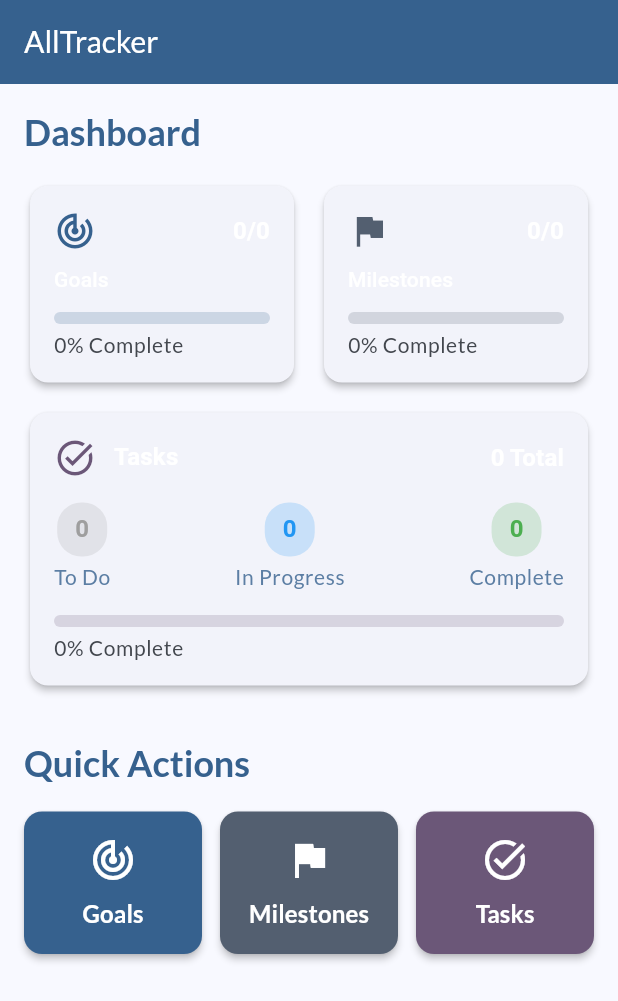
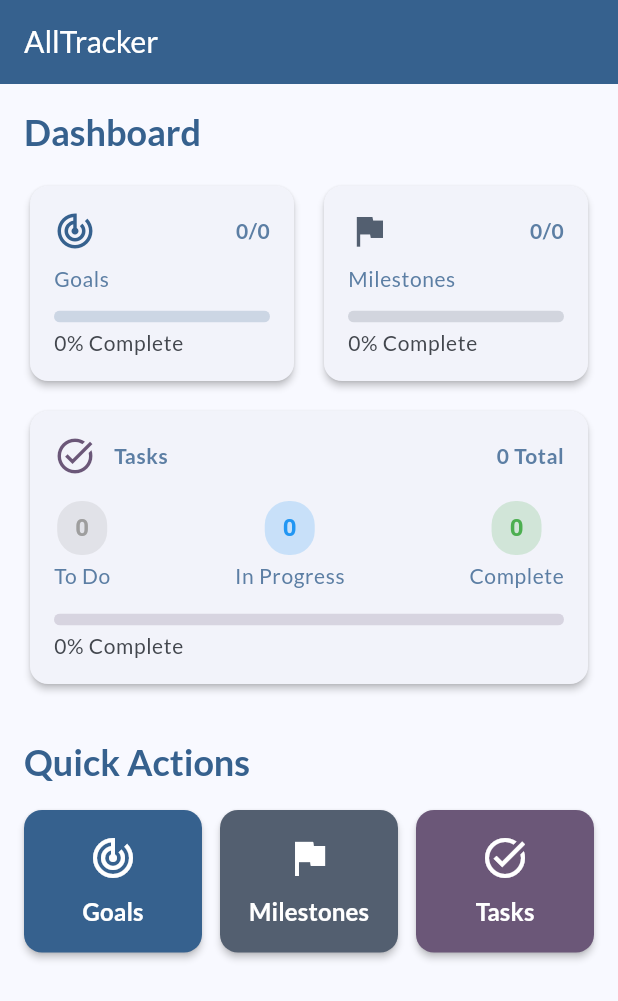
Before and after one commit to sachinkhg/all_tracker, a Flutter app: the screen it shows after launch, on a phone screen of 412 x 824 dp. Shown: the top 1001 px of the screen. Run offline on Flutter 3.47's test engine with Material 3 defaults, Android fonts, the phone set to English and light mode, and no system bars; our stand-ins replace equatable, flutter_bloc, google_fonts, hive, hive_flutter, share_plus; missing offline and left inert: excel, file_selector; accounts and stored records are empty.

Commit message:
Dashboard Page for goal, milestone and tasks. Added Save View functionality

```diff
--- a/lib/goal_tracker/presentation/pages/home_page.dart
+++ b/lib/goal_tracker/presentation/pages/home_page.dart
@@ -204,7 +204,7 @@ class _InsightCard extends StatelessWidget {
                   const Spacer(),
                   Text(
                     '$completed/$total',
-                    style: Theme.of(context).textTheme.titleMedium?.copyWith(
+                    style: Theme.of(context).textTheme.bodySmall?.copyWith(
                           fontWeight: FontWeight.bold,
                         ),
                   ),
@@ -213,7 +213,7 @@ class _InsightCard extends StatelessWidget {
               const SizedBox(height: 8),
               Text(
                 title,
-                style: Theme.of(context).textTheme.titleSmall,
+                style: Theme.of(context).textTheme.bodySmall,
               ),
               const SizedBox(height: 12),
               ClipRRect(
@@ -277,14 +277,14 @@ class _TaskInsightCard extends StatelessWidget {
                   const SizedBox(width: 12),
                   Text(
                     'Tasks',
-                    style: Theme.of(context).textTheme.titleMedium?.copyWith(
+                    style: Theme.of(context).textTheme.bodySmall?.copyWith(
                           fontWeight: FontWeight.bold,
                         ),
                   ),
                   const Spacer(),
                   Text(
                     '$total Total',
-                    style: Theme.of(context).textTheme.titleMedium?.copyWith(
+                    style: Theme.of(context).textTheme.bodySmall?.copyWith(
                           fontWeight: FontWeight.bold,
                         ),
                   ),
--- a/lib/goal_tracker/presentation/widgets/goal_list_item.dart
+++ b/lib/goal_tracker/presentation/widgets/goal_list_item.dart
@@ -207,8 +207,9 @@ class GoalListItem extends StatelessWidget {
                       .textTheme
                       .bodyMedium
                       ?.copyWith(color: cs.onSurfaceVariant),
-                  maxLines: 2,
-                  overflow: TextOverflow.ellipsis,
+                  softWrap: true,
+                  // maxLines: 2,
+                  // overflow: TextOverflow.ellipsis,
                 ),
               ],
 
--- a/lib/goal_tracker/presentation/widgets/task_list_item.dart
+++ b/lib/goal_tracker/presentation/widgets/task_list_item.dart
@@ -153,8 +153,9 @@ class TaskListItem extends StatelessWidget {
                         ? Text(
                             title,
                             style: Theme.of(context).textTheme.labelLarge,
-                            maxLines: 1,
-                            overflow: TextOverflow.ellipsis,
+                            softWrap: true,
+                            // maxLines: 1,
+                            // overflow: TextOverflow.ellipsis,
                           )
                         : const SizedBox.shrink(),
                   ),
```
Also changed, not shown: lib/goal_tracker/presentation/widgets/milestone_list_item.dart (+6 -4 lines).
